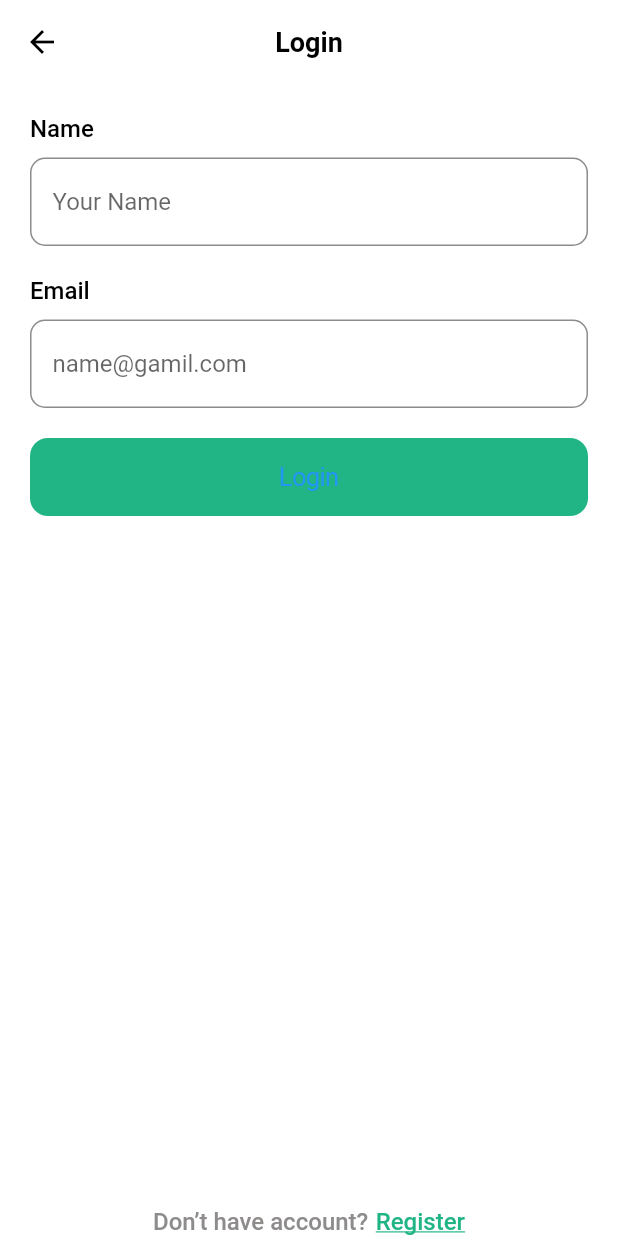
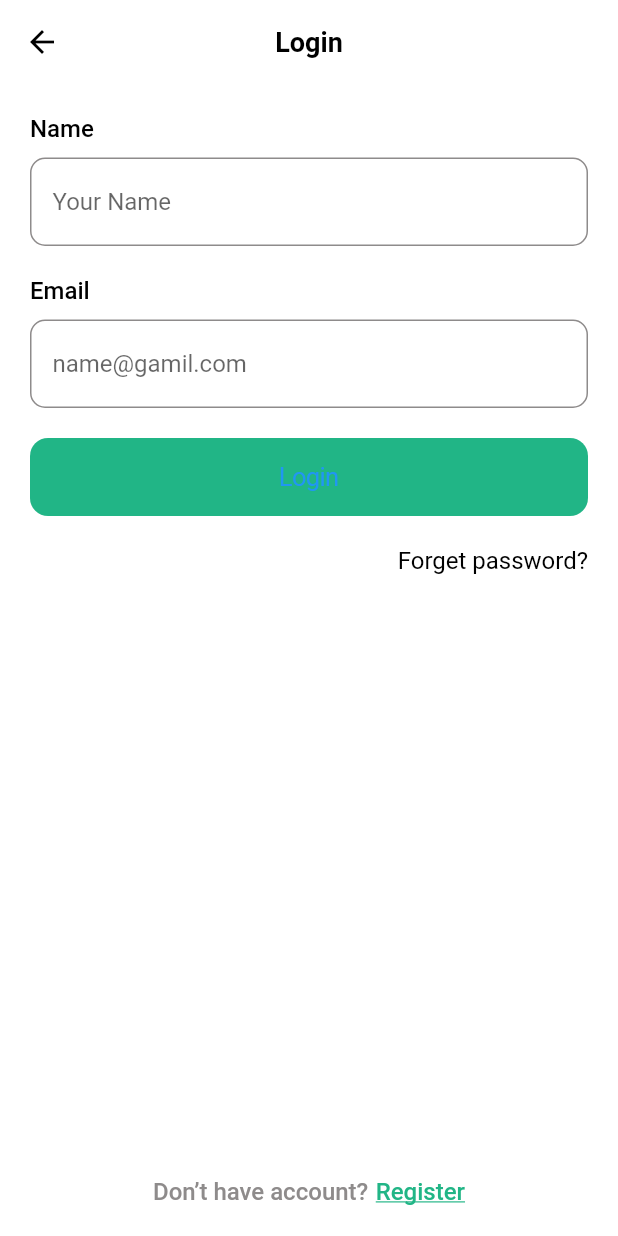
Before and after one commit to Oudormdeveloper/vtrakh, a Flutter app: the RegisterPage screen opened by its route, after a tap on "Log In", on a phone screen of 412 x 824 dp. Run offline on Flutter 3.47's test engine with Material 2 defaults, Android fonts, the phone set to English and light mode, and no system bars; our stand-ins replace flutter_svg, get, get_storage; accounts and stored records are empty.

Commit message:
episode-5

```diff
--- a/lib/config/routes/app_pages.dart
+++ b/lib/config/routes/app_pages.dart
@@ -6,5 +6,6 @@ class AppPages {
     GetPage(name: AppRoutes.ONBOARD, page: () => OnBoardPage()),
     GetPage(name: AppRoutes.REGISTER, page: () => RegisterPage()),
     GetPage(name: AppRoutes.LOGIN, page: () => LoginPage()),
+    GetPage(name: AppRoutes.FORGOTPASSWORD, page: () => ForgotPasswordPage()),
   ];
 }
--- a/lib/config/routes/app_routes.dart
+++ b/lib/config/routes/app_routes.dart
@@ -1,10 +1,11 @@
 class AppRoutes {
   static Future<String> get initailRoutes async {
-    return ONBOARD;
+    return WELCOME;
   }
 
   static const WELCOME = '/';
   static const ONBOARD = '/onboard';
   static const REGISTER = '/auth/register';
   static const LOGIN = '/auth/login';
+  static const FORGOTPASSWORD = '/auth/forgot-password';
 }
--- a/lib/config/themes/app_colors.dart
+++ b/lib/config/themes/app_colors.dart
@@ -7,3 +7,4 @@ const cSecondary = Color(0xFF8E8B8B);
 const cBlack = Color(0xFF000000);
 const cFill = Color(0xFFD8E5E1);
 const cWarning = Color(0xFFFFA91F);
+const cWhite = Colors.white;
--- a/lib/config/themes/app_text_theme.dart
+++ b/lib/config/themes/app_text_theme.dart
@@ -5,7 +5,7 @@ TextStyle cLabelTextStyle() {
   return TextStyle(
     fontSize: 16.0,
     fontWeight: FontWeight.w500,
-    color: Colors.black,
+    color: Get.isDarkMode ? cWhite : cBlack,
   );
 }
 
@@ -15,3 +15,9 @@ TextStyle subTitleTextStyle() {
     fontSize: 16,
   );
 }
+
+TextStyle titleTextStyle() {
+  return Get.theme.textTheme.subtitle1!.copyWith(
+    color: Colors.black,
+  );
+}
--- /dev/null
+++ b/lib/config/themes/dark_theme.dart
@@ -0,0 +1,70 @@
+import 'package:vtrakh/core.dart';
+
+ThemeData darkTheme = ThemeData.dark().copyWith(
+  scaffoldBackgroundColor: Colors.black87,
+  // fontFamily: "Poppins",
+  appBarTheme: darkAppBarTheme(),
+  brightness: Brightness.dark,
+  textTheme: darkTextTheme(),
+  inputDecorationTheme: inputDecorationDarkTheme(),
+  visualDensity: VisualDensity.adaptivePlatformDensity,
+  bottomNavigationBarTheme: BottomNavigationBarThemeData(
+    backgroundColor: Colors.white,
+  ),
+);
+
+InputDecorationTheme inputDecorationDarkTheme() {
+  OutlineInputBorder outlineInputBorder = OutlineInputBorder(
+    borderRadius: BorderRadius.circular(10),
+    borderSide: BorderSide(color: cSecondary),
+    gapPadding: 10,
+  );
+  return InputDecorationTheme(
+    // If  you are using latest version of flutter then lable text and hint text shown like this
+    // if you r using flutter less then 1.20.* then maybe this is not working properly
+    // if we are define our floatingLabelBehavior in our theme then it's not applayed
+    floatingLabelBehavior: FloatingLabelBehavior.always,
+    // contentPadding: EdgeInsets.symmetric(horizontal: 42, vertical: 15),
+    contentPadding: EdgeInsets.fromLTRB(15, 20, 15, 20),
+    enabledBorder: outlineInputBorder,
+    focusedBorder: outlineInputBorder.copyWith(
+      borderSide: BorderSide(color: cPrimary),
+    ),
+    border: outlineInputBorder,
+    // hintStyle: kHintTextStyle(),
+    labelStyle: TextStyle(
+      color: Colors.black,
+      fontWeight: FontWeight.w500,
+      fontSize: 20,
+      height: 1,
+    ),
+  );
+}
+
+TextTheme darkTextTheme() {
+  return TextTheme(
+          // bodyText1: TextStyle(color: cTextSeceondary),
+          // bodyText2: TextStyle(color: cTextSeceondary),
+          // subtitle1: TextStyle(color: cTextSeceondary),
+          )
+      .apply(
+    fontFamily: 'Poppins',
+  );
+}
+
+AppBarTheme darkAppBarTheme() {
+  return AppBarTheme(
+    color: Colors.black38,
+    centerTitle: true,
+    elevation: 0,
+    brightness: Brightness.dark,
+    iconTheme: IconThemeData(color: cWhite),
+    textTheme: TextTheme(
+      headline6: TextStyle(
+        color: cWhite,
+        fontSize: 18,
+        fontWeight: FontWeight.w600,
+      ),
+    ),
+  );
+}
--- a/lib/config/themes/export.dart
+++ b/lib/config/themes/export.dart
@@ -1,3 +1,5 @@
 export 'app_colors.dart';
 export 'theme.dart';
 export 'app_text_theme.dart';
+export 'light_theme.dart';
+export 'dark_theme.dart';
--- a/lib/config/themes/theme.dart
+++ b/lib/config/themes/theme.dart
@@ -1,70 +1,6 @@
 import 'package:vtrakh/core.dart';
 
-ThemeData lightTheme = ThemeData.light().copyWith(
-  scaffoldBackgroundColor: Colors.white,
-  // fontFamily: "Poppins",
-  appBarTheme: appBarTheme(),
-  brightness: Brightness.light,
-  textTheme: textTheme(),
-  inputDecorationTheme: inputDecorationTheme(),
-  visualDensity: VisualDensity.adaptivePlatformDensity,
-  bottomNavigationBarTheme: BottomNavigationBarThemeData(
-    backgroundColor: Colors.white,
-  ),
-);
-
-InputDecorationTheme inputDecorationTheme() {
-  OutlineInputBorder outlineInputBorder = OutlineInputBorder(
-    borderRadius: BorderRadius.circular(10),
-    borderSide: BorderSide(color: cSecondary),
-    gapPadding: 10,
-  );
-  return InputDecorationTheme(
-    // If  you are using latest version of flutter then lable text and hint text shown like this
-    // if you r using flutter less then 1.20.* then maybe this is not working properly
-    // if we are define our floatingLabelBehavior in our theme then it's not applayed
-    floatingLabelBehavior: FloatingLabelBehavior.always,
-    // contentPadding: EdgeInsets.symmetric(horizontal: 42, vertical: 15),
-    contentPadding: EdgeInsets.fromLTRB(15, 20, 15, 20),
-    enabledBorder: outlineInputBorder,
-    focusedBorder: outlineInputBorder.copyWith(
-      borderSide: BorderSide(color: cPrimary),
-    ),
-    border: outlineInputBorder,
-    // hintStyle: kHintTextStyle(),
-    labelStyle: TextStyle(
-      color: Colors.black,
-      fontWeight: FontWeight.w500,
-      fontSize: 20,
-      height: 1,
-    ),
-  );
+class AppTheme {
+  static ThemeData light = lightTheme;
+  static ThemeData dark = darkTheme;
 }
-
-TextTheme textTheme() {
-  return TextTheme(
-          // bodyText1: TextStyle(color: cTextSeceondary),
-          // bodyText2: TextStyle(color: cTextSeceondary),
-          // subtitle1: TextStyle(color: cTextSeceondary),
-          )
-      .apply(
-    fontFamily: 'Poppins',
-  );
-}
-
-AppBarTheme appBarTheme() {
-  return AppBarTheme(
-    color: Colors.white,
-    centerTitle: true,
-    elevation: 0,
-    brightness: Brightness.light,
-    iconTheme: IconThemeData(color: Colors.black),
-    textTheme: TextTheme(
-      headline6: TextStyle(
-        color: cBlack,
-        fontSize: 18,
-        fontWeight: FontWeight.w600,
-      ),
-    ),
-  );
-}
--- a/lib/constants/app_constants.dart
+++ b/lib/constants/app_constants.dart
@@ -1,7 +1,7 @@
 import 'package:vtrakh/core.dart';
 
-class VericalSpacing extends StatelessWidget {
-  const VericalSpacing({
+class VerticalSpacing extends StatelessWidget {
+  const VerticalSpacing({
     Key? key,
     this.of = 20,
   }) : super(key: key);
@@ -13,3 +13,5 @@ class VericalSpacing extends StatelessWidget {
     );
   }
 }
+
+const double kDefaultPadding = 20.0;
--- a/lib/main.dart
+++ b/lib/main.dart
@@ -19,7 +19,9 @@ class MyApp extends StatelessWidget {
       initialRoute: initialRoute,
       getPages: AppPages.routes,
       title: 'Flutter Demo',
-      theme: lightTheme,
+      theme: AppTheme.light,
+      darkTheme: AppTheme.dark,
+      themeMode: ThemeMode.system,
     );
   }
 }
--- a/lib/pages/auth/export.dart
+++ b/lib/pages/auth/export.dart
@@ -1,2 +1,3 @@
 export 'login_page.dart';
 export 'register_page.dart';
+export 'forgor_password_page.dart';
--- a/lib/pages/auth/login_page.dart
+++ b/lib/pages/auth/login_page.dart
@@ -11,7 +11,7 @@ class LoginPage extends StatelessWidget {
       ),
       body: SafeArea(
         child: Padding(
-          padding: EdgeInsets.fromLTRB(20, 20, 20, 0),
+          padding: EdgeInsets.all(kDefaultPadding),
           child: Column(
             crossAxisAlignment: CrossAxisAlignment.start,
             children: [
@@ -29,6 +29,20 @@ class LoginPage extends StatelessWidget {
                     KVButton(
                       text: 'Login',
                       press: () {},
+                    ),
+                    VerticalSpacing(),
+                    SizedBox(
+                      width: double.infinity,
+                      child: GestureDetector(
+                        onTap: () {
+                          Get.toNamed(AppRoutes.FORGOTPASSWORD);
+                        },
+                        child: Text(
+                          'Forget password?',
+                          style: titleTextStyle(),
+                          textAlign: TextAlign.right,
+                        ),
+                      ),
                     )
                   ],
                 ),
--- a/lib/pages/auth/register_page.dart
+++ b/lib/pages/auth/register_page.dart
@@ -12,7 +12,7 @@ class RegisterPage extends StatelessWidget {
       ),
       body: SafeArea(
         child: Padding(
-          padding: EdgeInsets.fromLTRB(20, 20, 20, 0),
+          padding: EdgeInsets.all(kDefaultPadding),
           child: Column(
             crossAxisAlignment: CrossAxisAlignment.start,
             children: [
@@ -35,7 +35,7 @@ class RegisterPage extends StatelessWidget {
                       label: 'Confirm Password',
                       hitText: '*****',
                     ),
-                    VericalSpacing(),
+                    VerticalSpacing(),
                     KVButton(text: 'Register', press: () {}),
                   ],
                 ),
--- a/lib/widgets/kv_text_from_field.dart
+++ b/lib/widgets/kv_text_from_field.dart
@@ -22,7 +22,7 @@ class KVTextFormField extends StatelessWidget {
             hintText: '$hitText',
           ),
         ),
-        VericalSpacing(),
+        VerticalSpacing()
       ],
     );
   }
```
Also changed, not shown: lib/config/themes/light_theme.dart (added, +70 -0 lines), lib/pages/auth/forgor_password_page.dart (added, +32 -0 lines), lib/pages/onboard/onboard_page.dart (+12 -6 lines), lib/pages/splash/splash_page.dart (+23 -1 lines).
